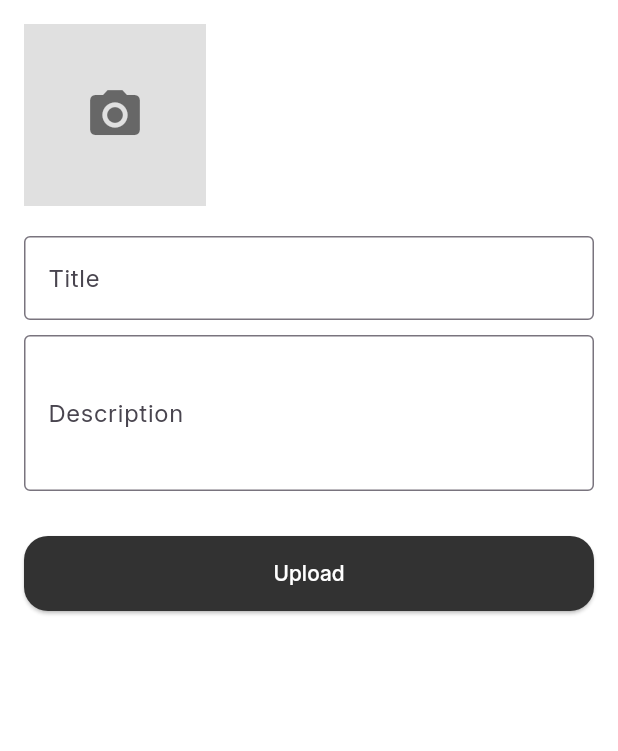
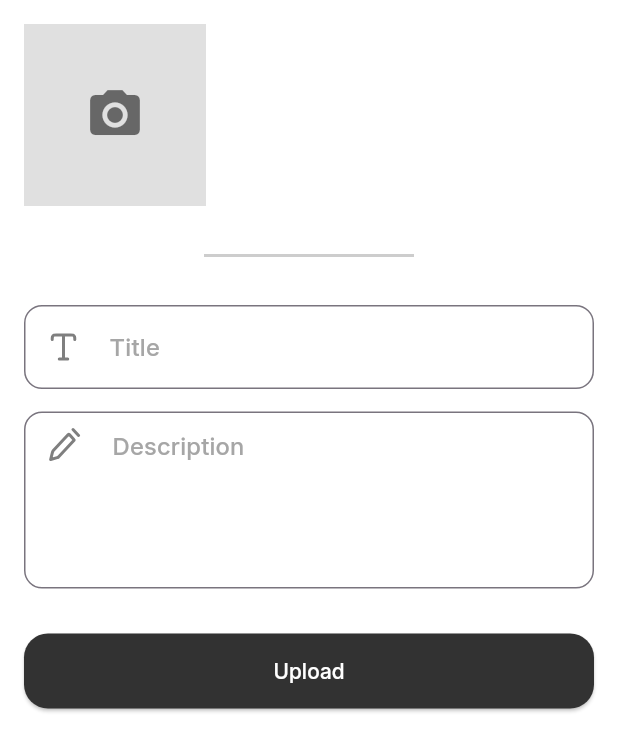
Before and after one commit to SwafaX/swafa-frontend, a Flutter app: the UploadPage widget shown alone on an empty page, opened directly, on a phone screen of 412 x 824 dp. Shown: the top 751 px of the screen. Run offline on Flutter 3.47's test engine with Material 3 defaults, Android fonts, the phone set to English and light mode, and no system bars; our stand-ins replace appinio_swiper, flutter_bloc, flutter_secure_storage, flutter_svg, get_it, image_picker and 3 more; accounts and stored records are empty; network calls fail.

Commit message:
Fix Upload page UI

```diff
--- a/lib/di_container.dart
+++ b/lib/di_container.dart
@@ -32,8 +32,8 @@ import 'package:swafa_app_frontend/features/upload/domain/usecases/upload_use_ca
 final GetIt sl = GetIt.instance;
 
 void setupDependencies() {
-  const String baseUrl = 'http://10.0.2.2:8000/api/v1';
-  // const String baseUrl = 'https://api.mockapi.com';
+  // const String baseUrl = 'http://10.0.2.2:8000/api/v1';
+  const String baseUrl = 'https://api.mockapi.com';
 
   // Data Sources
   sl.registerLazySingleton<AuthRemoteDataSource>(
--- a/lib/features/auth/data/datasources/auth_remote_data_source.dart
+++ b/lib/features/auth/data/datasources/auth_remote_data_source.dart
@@ -21,7 +21,7 @@ class AuthRemoteDataSource {
       ),
       headers: {
         'Content-Type': 'application/json',
-        // "x-api-key": "480d0192e7054b55b99d2233c0445d83"
+        "x-api-key": "480d0192e7054b55b99d2233c0445d83"
       },
     );
 
--- a/lib/features/auth/data/models/token_model.dart
+++ b/lib/features/auth/data/models/token_model.dart
@@ -5,8 +5,8 @@ class TokenModel extends TokenEntity {
 
   factory TokenModel.fromJson(Map<String, dynamic> json) {
     return TokenModel(
-      accessToken: json['access_token'],
-      refreshToken: json['refresh_token'],
+      accessToken: json['accessToken'],
+      refreshToken: json['refreshToken'],
     );
   }
 }
--- a/lib/features/newsfeed/data/datasources/newsfeed_remote_data_source.dart
+++ b/lib/features/newsfeed/data/datasources/newsfeed_remote_data_source.dart
@@ -17,7 +17,7 @@ class NewsfeedRemoteDataSource {
       Uri.parse('$baseUrl/newsfeed'),
       headers: {
         'Authorization': 'Bearer $token',
-        // "x-api-key": "480d0192e7054b55b99d2233c0445d83",
+        "x-api-key": "480d0192e7054b55b99d2233c0445d83",
       },
     );
 
--- a/lib/features/upload/presentation/pages/upload_page.dart
+++ b/lib/features/upload/presentation/pages/upload_page.dart
@@ -2,6 +2,7 @@ import 'dart:io';
 
 import 'package:flutter/material.dart';
 import 'package:flutter_bloc/flutter_bloc.dart';
+import 'package:flutter_svg/flutter_svg.dart';
 import 'package:swafa_app_frontend/core/theme.dart';
 import 'package:swafa_app_frontend/features/upload/presentation/bloc/upload_bloc.dart';
 import 'package:swafa_app_frontend/features/upload/presentation/bloc/upload_event.dart';
@@ -15,7 +16,11 @@ class UploadPage extends StatefulWidget {
   State<UploadPage> createState() => _UploadPageState();
 }
 
-class _UploadPageState extends State<UploadPage> {
+class _UploadPageState extends State<UploadPage>
+    with AutomaticKeepAliveClientMixin<UploadPage> {
+  @override
+  bool get wantKeepAlive => true;
+
   final TextEditingController _titleController = TextEditingController();
   final TextEditingController _descriptionController = TextEditingController();
 
@@ -46,8 +51,10 @@ class _UploadPageState extends State<UploadPage> {
 
   @override
   Widget build(BuildContext context) {
-    return Scaffold(
-      body: Padding(
+    super.build(context); // Call super.build
+
+    return SingleChildScrollView(
+      child: Padding(
         padding: const EdgeInsets.all(16.0),
         child: Column(
           crossAxisAlignment: CrossAxisAlignment.stretch,
@@ -61,33 +68,114 @@ class _UploadPageState extends State<UploadPage> {
               ),
               itemCount: _images.length < 6 ? _images.length + 1 : 6,
               itemBuilder: (context, index) {
-                if (index == _images.length) {
+                if (index == _images.length && _images.length < 6) {
                   return ImageInput(onImageSelected: _addImage);
                 }
-                return Image.file(
-                  _images[index],
-                  fit: BoxFit.cover,
-                  width: double.infinity,
-                  height: double.infinity,
+                return Stack(
+                  children: [
+                    Positioned.fill(
+                      child: Image.file(
+                        _images[index],
+                        fit: BoxFit.cover,
+                      ),
+                    ),
+                    Positioned(
+                      top: 5,
+                      right: 5,
+                      child: GestureDetector(
+                        onTap: () {
+                          setState(() {
+                            _images.removeAt(index);
+                          });
+                        },
+                        child: Container(
+                          decoration: BoxDecoration(
+                            color: Colors.red.withOpacity(0.8),
+                            shape: BoxShape.circle,
+                          ),
+                          padding: const EdgeInsets.all(4),
+                          child: const Icon(
+                            Icons.close,
+                            color: Colors.white,
+                            size: 18,
+                          ),
+                        ),
+                      ),
+                    ),
+                  ],
                 );
               },
             ),
-            const SizedBox(height: 20),
+            const SizedBox(height: 25),
+            const Divider(
+              thickness: 2,
+              indent: 120,
+              endIndent: 120,
+              color: DefaultColors.primary100,
+            ),
+            const SizedBox(height: 25),
             TextField(
               controller: _titleController,
-              decoration: const InputDecoration(
-                labelText: "Title",
-                border: OutlineInputBorder(),
+              decoration: InputDecoration(
+                prefixIcon: Padding(
+                  padding:
+                      const EdgeInsets.symmetric(vertical: 10, horizontal: 15),
+                  child: SvgPicture.asset('assets/icons/title_icon.svg'),
+                ),
+                hintText: "Title",
+                hintStyle: Theme.of(context).textTheme.titleMedium!.copyWith(
+                      color: DefaultColors.primary200,
+                      fontSize: 16,
+                    ),
+                border: const OutlineInputBorder(
+                  borderRadius: BorderRadius.all(
+                    Radius.circular(12),
+                  ),
+                ),
+                focusedBorder: OutlineInputBorder(
+                  borderSide: const BorderSide(
+                      color: DefaultColors.primary500, width: 2.0),
+                  borderRadius: BorderRadius.circular(12),
+                ),
               ),
+              cursorColor: DefaultColors.primary500,
             ),
-            const SizedBox(height: 10),
-            TextField(
-              controller: _descriptionController,
-              decoration: const InputDecoration(
-                labelText: "Description",
-                border: OutlineInputBorder(),
-              ),
-              maxLines: 3,
+            const SizedBox(height: 15),
+            Stack(
+              children: [
+                TextField(
+                  controller: _descriptionController,
+                  decoration: InputDecoration(
+                    contentPadding: const EdgeInsets.only(
+                      left: 55,
+                      top: 22,
+                    ),
+                    hintText: "Description",
+                    hintStyle:
+                        Theme.of(context).textTheme.titleMedium!.copyWith(
+                              color: DefaultColors.primary200,
+                              fontSize: 16,
+                            ),
+                    border: const OutlineInputBorder(
+                      borderRadius: BorderRadius.all(
+                        Radius.circular(12),
+                      ),
+                    ),
+                    focusedBorder: OutlineInputBorder(
+                      borderSide: const BorderSide(
+                          color: DefaultColors.primary500, width: 2.0),
+                      borderRadius: BorderRadius.circular(12),
+                    ),
+                  ),
+                  maxLines: 4,
+                  cursorColor: DefaultColors.primary500,
+                ),
+                Positioned(
+                  top: 10,
+                  left: 15,
+                  child: SvgPicture.asset('assets/icons/description_icon.svg'),
+                )
+              ],
             ),
             const SizedBox(height: 30),
             BlocConsumer<UploadBloc, UploadState>(
--- a/lib/features/upload/presentation/widgets/image_input.dart
+++ b/lib/features/upload/presentation/widgets/image_input.dart
@@ -3,6 +3,7 @@ import 'dart:io';
 import 'package:flutter/cupertino.dart';
 import 'package:flutter/material.dart';
 import 'package:image_picker/image_picker.dart';
+import 'package:swafa_app_frontend/core/theme.dart';
 
 class ImageInput extends StatefulWidget {
   final Function(File) onImageSelected; // Callback function
@@ -56,6 +57,7 @@ class _ImageInputState extends State<ImageInput> {
       showDialog(
         context: context,
         builder: (ctx) => AlertDialog(
+          backgroundColor: Colors.white,
           title: const Text('Choose option'),
           content: Column(
             mainAxisSize: MainAxisSize.min,
```
Also changed, not shown: assets/icons/description_icon.svg (added), assets/icons/title_icon.svg (added).
